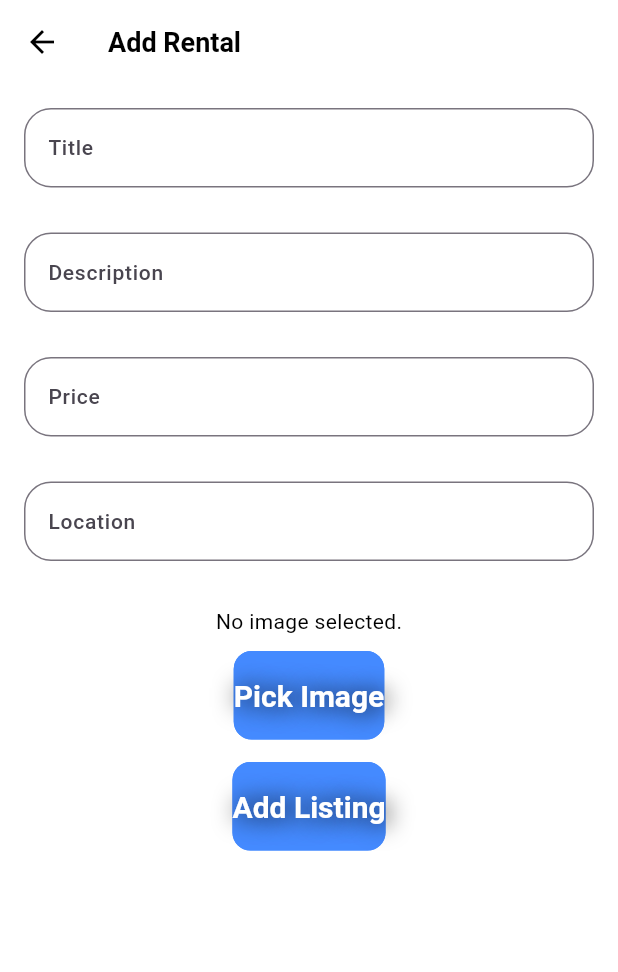
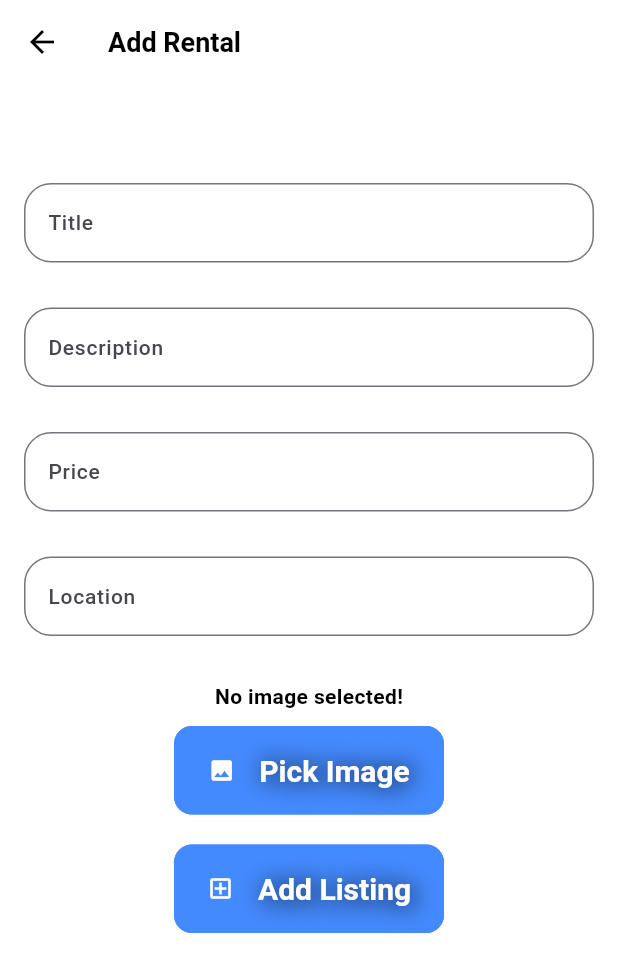
Before and after one commit to IFTI612/vhara_hobe_v1, a Flutter app: the AddRentalForm screen opened directly, on a phone screen of 412 x 824 dp. Shown: the top 972 px of the screen. Run offline on Flutter 3.47's test engine with Material 3 defaults, Android fonts, the phone set to English and light mode, and no system bars; our stand-ins replace cloud_firestore, firebase_auth, firebase_core, firebase_storage, get, google_fonts and 1 more; accounts and stored records are empty; Roboto replaces fonts that are missing (Poppins).

Commit message:
Slight UI/UX change

```diff
--- a/lib/src/features/authentication/screens/add_list.dart
+++ b/lib/src/features/authentication/screens/add_list.dart
@@ -1,4 +1,5 @@
 import 'dart:io';
+import 'dart:ui';
 import 'package:cloud_firestore/cloud_firestore.dart';
 import 'package:firebase_storage/firebase_storage.dart';
 import 'package:flutter/cupertino.dart';
@@ -78,6 +79,7 @@ class _AddRentalFormState extends State<AddRentalForm> {
         child: SingleChildScrollView(
           child: Column(
             children: <Widget>[
+              const SizedBox(height: 50),
               TextField(
                 controller: titleController,
                 decoration: const InputDecoration(
@@ -138,14 +140,19 @@ class _AddRentalFormState extends State<AddRentalForm> {
               ),
               const SizedBox(height: 30),
               _imageFile == null
-                  ? const Text('No image selected.')
+                  ? const Text('No image selected!', style: TextStyle(fontWeight: FontWeight.bold),)
                   : Image.file(_imageFile!, height: 100, width: 100),
               const SizedBox(height: 10),
               ElevatedButton(
                 onPressed: () {
                   pickImage();
                 },
-                child: const Text(
+                child: Row(
+                  mainAxisSize: MainAxisSize.min,
+                  children: [
+                    Icon(Icons.image, color: Colors.white),
+                    SizedBox(width: 16),
+                    Text(
                       "Pick Image",
                       style: TextStyle(
                         fontSize: 20,
@@ -160,8 +167,13 @@ class _AddRentalFormState extends State<AddRentalForm> {
                         ],
                       ),
                     ),
+                  ],
                 ),
-              const SizedBox(height: 15),
+                style: ElevatedButton.styleFrom(
+                  minimumSize: Size(180, 50), // Hard-coding the size
+                ),
+              ),
+              const SizedBox(height: 20),
               ElevatedButton(
                 onPressed: () async {
                   if (_imageFile != null) {
@@ -173,7 +185,12 @@ class _AddRentalFormState extends State<AddRentalForm> {
                     print("No image selected");
                   }
                 },
-                child: const Text(
+                child: Row(
+                  mainAxisSize: MainAxisSize.min,
+                  children: [
+                    Icon(Icons.add_box_outlined, color: Colors.white),
+                    SizedBox(width: 16),
+                    Text(
                       "Add Listing",
                       style: TextStyle(
                         fontSize: 20,
@@ -188,6 +205,11 @@ class _AddRentalFormState extends State<AddRentalForm> {
                         ],
                       ),
                     ),
+                  ],
+                ),
+                style: ElevatedButton.styleFrom(
+                  minimumSize: Size(180, 50), // Hard-coding the size
+                ),
               ),
             ],
           ),
```
Also changed, not shown: lib/src/features/authentication/screens/rent_list.dart (+15 -2 lines). Lines whose indentation alone changed are shown as unchanged.
